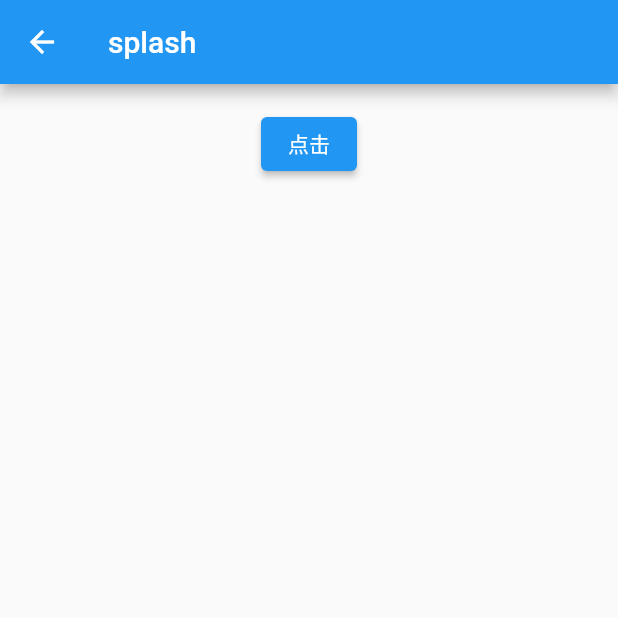
After one commit to AlexanderYeah/FlutterWooDemo, a Flutter app: the screen it shows after launch, after a tap on "点击", after a tap on "splash", on a phone screen of 412 x 824 dp, the top half of it. The commit adds this screen. Run offline on Flutter 3.47's test engine with Material 2 defaults, Android fonts, the phone set to English and light mode, and no system bars; our stand-ins replace get.

Commit message:
GetBuilder Page 模块

```diff
--- a/flutter_woo_demo/lib/common/routers/pages.dart
+++ b/flutter_woo_demo/lib/common/routers/pages.dart
@@ -1,4 +1,5 @@
 import 'package:flutter_woo_demo/pages/login/index.dart';
+import 'package:flutter_woo_demo/pages/splash/index.dart';
 import 'package:get/get.dart';
 
 // Binding 类是一个将依赖注入进行分离，同时“绑定”到 状态管理器Controller 和 路由管理器中，
@@ -7,7 +8,9 @@
 // 路由信息
 class RoutePages {
   static List<GetPage> list = [
-    //
-    GetPage(name: "/", page: () => const LoginPage(), binding: LoginBinding())
+    // login
+    GetPage(name: "/", page: () => const LoginPage(), binding: LoginBinding()),
+    // splash
+    GetPage(name: "/splash", page: () => const SplashPage()),
   ];
 }
--- a/flutter_woo_demo/lib/pages/login/view.dart
+++ b/flutter_woo_demo/lib/pages/login/view.dart
@@ -18,6 +18,12 @@
               controller.onTap(DateTime.now().microsecondsSinceEpoch);
             },
             child: const Text("点击"),
+          ),
+          ElevatedButton(
+            onPressed: () {
+              Get.toNamed("/splash");
+            },
+            child: const Text("splash"),
           )
         ],
       ),
--- /dev/null
+++ b/flutter_woo_demo/lib/pages/splash/controller.dart
@@ -0,0 +1,32 @@
+import 'package:get/get.dart';
+
+class SplashController extends GetxController {
+  SplashController();
+
+  _initData() {
+    update(["splash"]);
+  }
+
+  String title = "";
+
+  void onTap(int index) {
+    title = "GetBuilder -> 点击了 $index 个按钮";
+    update(["splash_title"]);
+  }
+
+  // @override
+  // void onInit() {
+  //   super.onInit();
+  // }
+
+  @override
+  void onReady() {
+    super.onReady();
+    _initData();
+  }
+
+  // @override
+  // void onClose() {
+  //   super.onClose();
+  // }
+}
--- /dev/null
+++ b/flutter_woo_demo/lib/pages/splash/index.dart
@@ -0,0 +1,4 @@
+library splash;
+
+export './controller.dart';
+export './view.dart';
--- /dev/null
+++ b/flutter_woo_demo/lib/pages/splash/view.dart
@@ -0,0 +1,46 @@
+import 'package:flutter/material.dart';
+import 'package:get/get.dart';
+
+import 'index.dart';
+
+class SplashPage extends GetView<SplashController> {
+  const SplashPage({Key? key}) : super(key: key);
+
+  // 主视图
+  Widget _buildView() {
+    return Center(
+        child: Column(
+      children: [
+        GetBuilder<SplashController>(
+          id: "splash_title",
+          builder: (controller) {
+            return Center(
+              child: Text(controller.title),
+            );
+          },
+        ),
+        ElevatedButton(
+            onPressed: () {
+              controller.onTap(DateTime.now().microsecondsSinceEpoch);
+            },
+            child: const Text("点击"))
+      ],
+    ));
+  }
+
+  @override
+  Widget build(BuildContext context) {
+    return GetBuilder<SplashController>(
+      init: SplashController(),
+      id: "splash",
+      builder: (_) {
+        return Scaffold(
+          appBar: AppBar(title: const Text("splash")),
+          body: SafeArea(
+            child: _buildView(),
+          ),
+        );
+      },
+    );
+  }
+}
```
